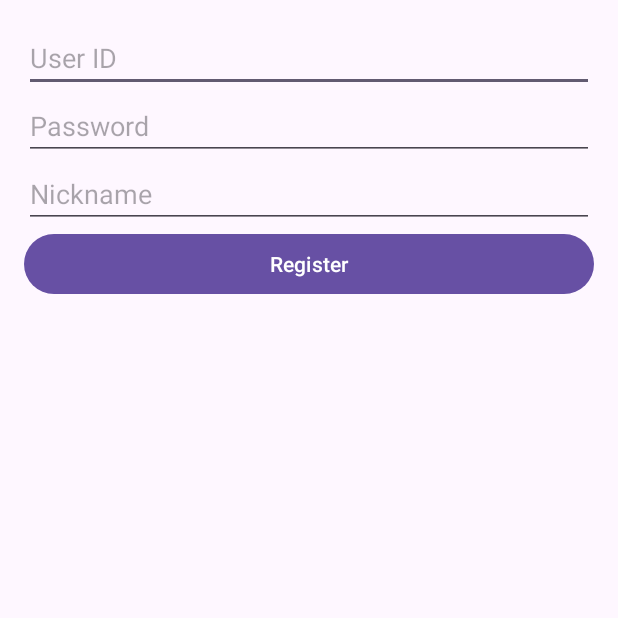
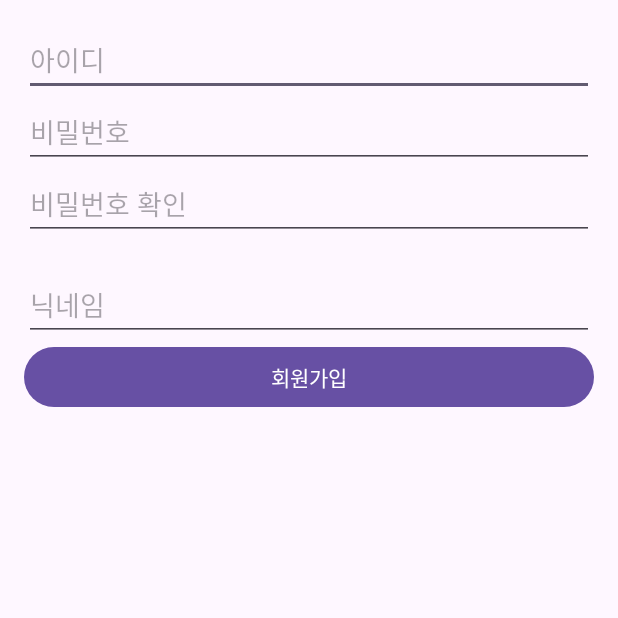
Before and after one commit to kch7568/TBG, an Android app: the screen it shows after launch (MainActivity), on a phone screen of 412 x 824 dp, the top half of it. Run offline under Robolectric (Android 15) with nearby library versions, the light colour scheme and no system bars.

Commit message:
회원가입 유효성 검사 추가

```diff
--- a/Chunghwan/TBG/app/src/main/java/com/cookandroid/tbg/LoginActivity.java
+++ b/Chunghwan/TBG/app/src/main/java/com/cookandroid/tbg/LoginActivity.java
@@ -22,6 +22,8 @@ public class LoginActivity extends AppCompatActivity {
     protected void onCreate(Bundle savedInstanceState) {
         super.onCreate(savedInstanceState);
         setContentView(R.layout.activity_login);
+
+
 
         userIdEditText = findViewById(R.id.userIdEditText);
         passwordEditText = findViewById(R.id.passwordEditText);
--- a/Chunghwan/TBG/app/src/main/res/layout/activity_login.xml
+++ b/Chunghwan/TBG/app/src/main/res/layout/activity_login.xml
@@ -10,6 +10,7 @@
         android:layout_width="match_parent"
         android:layout_height="wrap_content"
         android:hint="User ID"
+        android:maxLength="20"
         android:inputType="text" />
 
     <EditText
@@ -17,6 +18,7 @@
         android:layout_width="match_parent"
         android:layout_height="wrap_content"
         android:hint="Password"
+        android:maxLength="16"
         android:inputType="textPassword" />
 
     <Button
--- a/Chunghwan/TBG/app/src/main/res/layout/activity_main.xml
+++ b/Chunghwan/TBG/app/src/main/res/layout/activity_main.xml
@@ -9,27 +9,49 @@
         android:id="@+id/userIdEditText"
         android:layout_width="match_parent"
         android:layout_height="wrap_content"
-        android:hint="User ID"
+        android:hint="아이디"
+        android:maxLength="20"
         android:inputType="text" />
 
     <EditText
         android:id="@+id/passwordEditText"
         android:layout_width="match_parent"
         android:layout_height="wrap_content"
-        android:hint="Password"
+        android:hint="비밀번호"
+        android:maxLength="16"
         android:inputType="textPassword" />
+
+    <EditText
+        android:id="@+id/PW"
+        android:layout_width="match_parent"
+        android:layout_height="wrap_content"
+        android:hint="비밀번호 확인"
+        android:maxLength="16"
+        android:inputType="textPassword" />
+    <TextView
+        android:id="@+id/password_good"
+        android:layout_width="wrap_content"
+        android:layout_height="wrap_content"
+        android:text=" "
+        android:textColor="@android:color/holo_red_light"
+        android:focusable="true"
+        android:cursorVisible="false"
+        android:longClickable="false"
+        android:inputType="none" />
+
 
     <EditText
         android:id="@+id/nicknameEditText"
         android:layout_width="match_parent"
         android:layout_height="wrap_content"
-        android:hint="Nickname"
+        android:hint="닉네임"
+        android:maxLength="16"
         android:inputType="text" />
 
     <Button
         android:id="@+id/registerButton"
         android:layout_width="match_parent"
         android:layout_height="wrap_content"
-        android:text="Register" />
+        android:text="회원가입" />
 
 </LinearLayout>
--- a/Chunghwan/kch_server/src/main/java/kch_java/User.java
+++ b/Chunghwan/kch_server/src/main/java/kch_java/User.java
@@ -4,11 +4,14 @@ public class User {
     private String ID = "";
     private String PW = "";
     private String NickName = "";
+    private String PW_re ="";
 
     public String getID() { return this.ID; }
     public String getPW() { return this.PW; }
     public String getNickName() { return this.NickName; }
+    public String getPW_re() {return this.PW_re;}
     public void setID(String id) { this.ID = id; }
     public void setPW(String pw) { this.PW = pw; }
     public void setNickName(String nickname) { this.NickName = nickname; }
+    public void setPW_re(String pw_re) {this.PW_re = pw_re;}
 }
--- a/Chunghwan/kch_server/src/main/java/kch_server/LoginServlet.java
+++ b/Chunghwan/kch_server/src/main/java/kch_server/LoginServlet.java
@@ -30,12 +30,14 @@ public class LoginServlet extends HttpServlet {
         String password = request.getParameter("password");
 
         try {
+        	response.setContentType("text/plain; charset=UTF-8");
+
             // 로그인 시도
             Session session = loginLogout.login(userId, password);
             if (session != null) {
-                response.getWriter().write("Login successful! Session ID: " + session.getSessionId());
+                response.getWriter().write("로그인에 성공하셨습니다! \n세션ID: " + session.getSessionId());
             } else {
-                response.getWriter().write("Login failed. Invalid credentials.");
+                response.getWriter().write("로그인에 실패하셨습니다. 정보를 확인해주세요.");
             }
         } catch (SQLException e) {
             e.printStackTrace();
```
Also changed, not shown: Chunghwan/TBG/app/src/main/java/com/cookandroid/tbg/MainActivity.java (+22 -5 lines), Chunghwan/kch_server/src/main/java/kch_DAO/DAO_User.java (+22 -0 lines), Chunghwan/kch_server/src/main/java/kch_java/Registration.java (+20 -2 lines), Chunghwan/kch_server/src/main/java/kch_server/kch_servlet.java (+44 -6 lines), Chunghwan/TBG/app/build.gradle.kts (line endings or trailing spaces), 5 other files.
